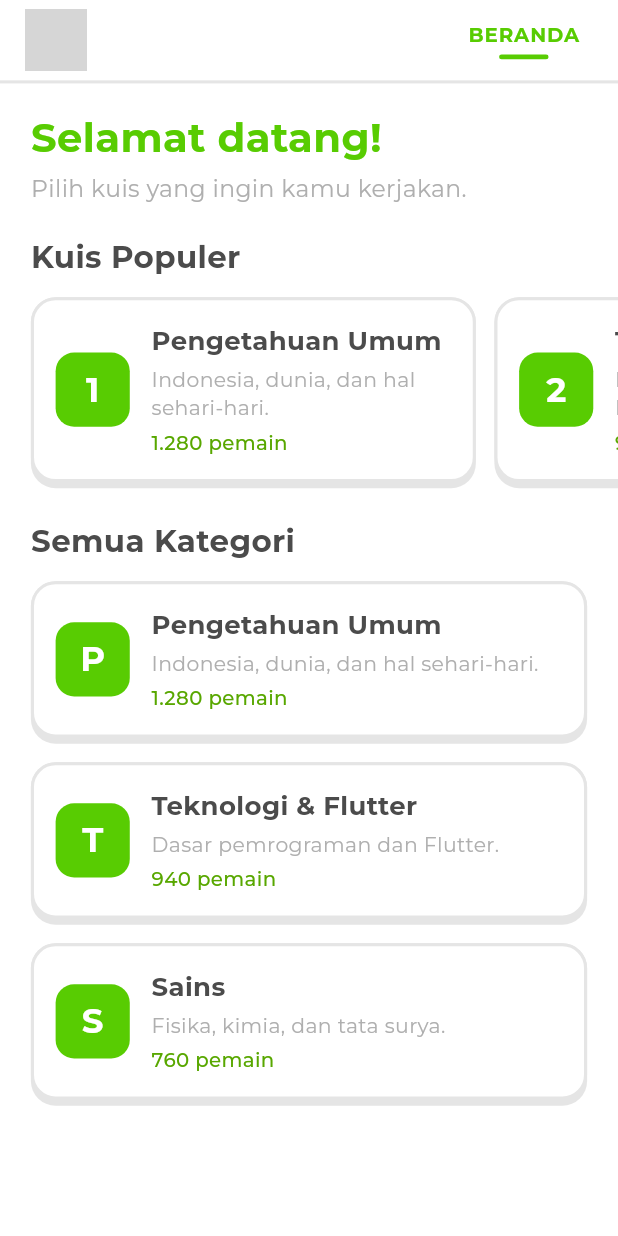
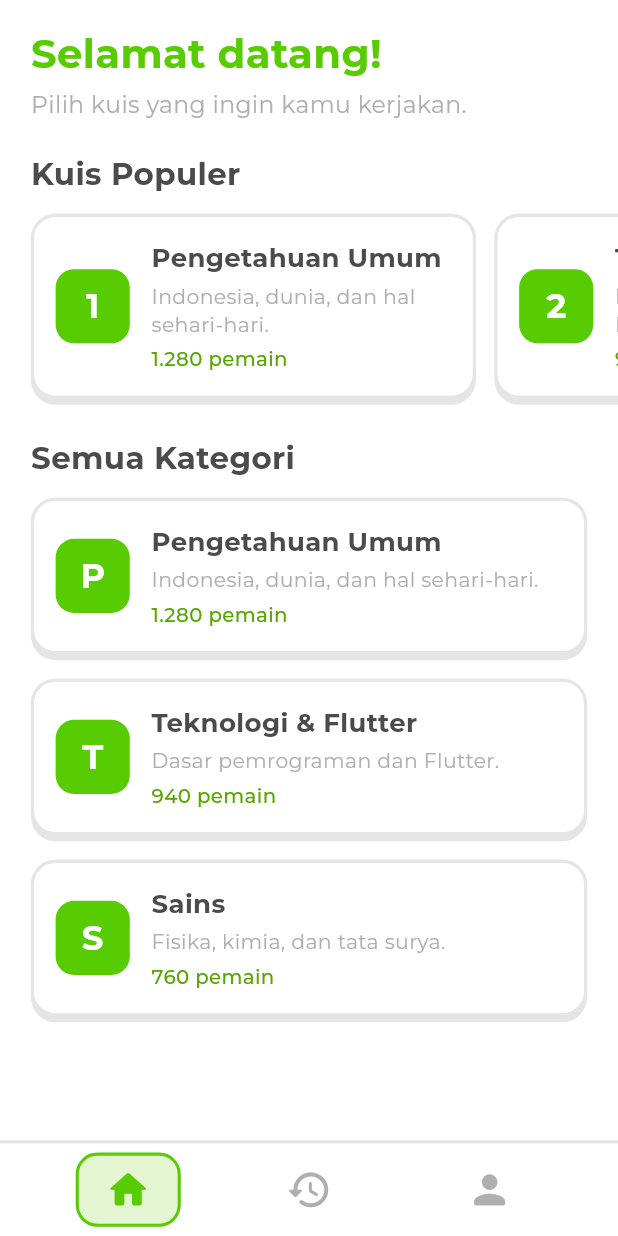
Before and after one commit to reppiw/UTSlabPMRevita, a Flutter app: the screen it shows after launch, on a phone screen of 412 x 824 dp. Run offline on Flutter 3.47's test engine with Material 3 defaults, Android fonts, the phone set to English and light mode, and no system bars; grey boxes are pictures that could not be loaded.

```diff
--- a/lib/providers/quiz_provider.dart
+++ b/lib/providers/quiz_provider.dart
@@ -129,4 +129,9 @@ class QuizProvider extends ChangeNotifier {
     );
     notifyListeners();
   }
+
+  void clearHistory() {
+    _history.clear();
+    notifyListeners();
+  }
 }
--- a/lib/screens/main_shell.dart
+++ b/lib/screens/main_shell.dart
@@ -1,5 +1,6 @@
 import 'package:flutter/material.dart';
 import '../widgets/app_navbar.dart';
+import 'history_screen.dart';
 import 'home_screen.dart';
 
 class MainShell extends StatefulWidget {
@@ -10,10 +11,15 @@ class MainShell extends StatefulWidget {
 }
 
 class _MainShellState extends State<MainShell> {
-  // Tambahkan menu di sini saat halamannya sudah dibuat.
-  static const _menus = ['Beranda'];
+  static const _labels = ['Beranda', 'Riwayat', 'Profil'];
+  static const _icons = [
+    Icons.home_rounded,
+    Icons.history_rounded,
+    Icons.person_rounded,
+  ];
   static const _pages = <Widget>[
     HomePage(),
+    HistoryPage(),
   ];
 
   int _index = 0;
@@ -21,20 +27,16 @@ class _MainShellState extends State<MainShell> {
   @override
   Widget build(BuildContext context) {
     return Scaffold(
-      body: Column(
-        children: [
-          AppNavbar(
-            items: _menus,
-            currentIndex: _index,
-            onSelected: (i) => setState(() => _index = i),
-          ),
-          Expanded(
-            child: IndexedStack(
-              index: _index,
-              children: _pages,
-            ),
-          ),
-        ],
+      // Navbar di bawah. SafeArea atas menjaga isi dari status bar.
+      body: SafeArea(
+        bottom: false,
+        child: IndexedStack(index: _index, children: _pages),
+      ),
+      bottomNavigationBar: AppNavbar(
+        icons: _icons,
+        labels: _labels,
+        currentIndex: _index,
+        onSelected: (i) => setState(() => _index = i),
       ),
     );
   }
--- a/lib/widgets/app_navbar.dart
+++ b/lib/widgets/app_navbar.dart
@@ -4,13 +4,15 @@ import '../utils/responsive.dart';
 import 'navbar_item.dart';
 
 class AppNavbar extends StatelessWidget {
-  final List<String> items;
+  final List<IconData> icons;
+  final List<String> labels;
   final int currentIndex;
   final ValueChanged<int> onSelected;
 
   const AppNavbar({
     super.key,
-    required this.items,
+    required this.icons,
+    required this.labels,
     required this.currentIndex,
     required this.onSelected,
   });
@@ -18,64 +20,30 @@ class AppNavbar extends StatelessWidget {
   @override
   Widget build(BuildContext context) {
     final r = Responsive(context);
-    final logoSize = r.sp(10);
 
     return Container(
       width: double.infinity,
       decoration: BoxDecoration(
         color: AppColors.surface,
         border: Border(
-          bottom: BorderSide(color: AppColors.border, width: r.sp(0.5)),
+          top: BorderSide(color: AppColors.border, width: r.sp(0.5)),
         ),
       ),
-      // SafeArea di dalam Container supaya area status bar ikut berwarna.
+      // SafeArea di dalam Container agar area gesture bar ikut berwarna.
       child: SafeArea(
-        bottom: false,
+        top: false,
         child: Padding(
-          padding: EdgeInsets.symmetric(
-            horizontal: r.w(4),
-            vertical: r.sp(1.5),
-          ),
+          padding: EdgeInsets.symmetric(vertical: r.sp(1.5)),
           child: Row(
+            mainAxisAlignment: MainAxisAlignment.spaceEvenly,
             children: [
-              Image.asset(
-                'assets/images/quiz_logo.png',
-                height: logoSize,
-                width: logoSize,
-                fit: BoxFit.contain,
-                errorBuilder: (_, __, ___) =>
-                    SizedBox(height: logoSize, width: logoSize),
-              ),
-              if (r.isLandscape) ...[
-                SizedBox(width: r.w(1.5)),
-                Text(
-                  'KuisKu',
-                  style: TextStyle(
-                    fontSize: r.sp(4.5),
-                    fontWeight: FontWeight.w700,
-                    color: AppColors.primary,
-                  ),
+              for (int i = 0; i < icons.length; i++)
+                NavbarItem(
+                  icon: icons[i],
+                  label: labels[i],
+                  isActive: i == currentIndex,
+                  onTap: () => onSelected(i),
                 ),
-              ],
-              Expanded(
-                child: Align(
-                  alignment: Alignment.centerRight,
-                  child: FittedBox(
-                    fit: BoxFit.scaleDown,
-                    child: Row(
-                      mainAxisSize: MainAxisSize.min,
-                      children: [
-                        for (int i = 0; i < items.length; i++)
-                          NavbarItem(
-                            label: items[i],
-                            isActive: i == currentIndex,
-                            onTap: () => onSelected(i),
-                          ),
-                      ],
-                    ),
-                  ),
-                ),
-              ),
             ],
           ),
         ),
--- a/lib/widgets/navbar_item.dart
+++ b/lib/widgets/navbar_item.dart
@@ -3,12 +3,14 @@ import '../utils/app_colors.dart';
 import '../utils/responsive.dart';
 
 class NavbarItem extends StatelessWidget {
+  final IconData icon;
   final String label;
   final bool isActive;
   final VoidCallback onTap;
 
   const NavbarItem({
     super.key,
+    required this.icon,
     required this.label,
     required this.isActive,
     required this.onTap,
@@ -17,38 +19,33 @@ class NavbarItem extends StatelessWidget {
   @override
   Widget build(BuildContext context) {
     final r = Responsive(context);
+    final radius = BorderRadius.circular(r.sp(3.5));
 
-    return InkWell(
-      onTap: onTap,
-      borderRadius: BorderRadius.circular(r.sp(2)),
-      child: Padding(
-        padding: EdgeInsets.symmetric(
-          horizontal: r.sp(2.2),
-          vertical: r.sp(1.5),
-        ),
-        child: Column(
-          mainAxisSize: MainAxisSize.min,
-          children: [
-            Text(
-              label.toUpperCase(),
-              style: TextStyle(
-                fontSize: r.sp(3.2),
-                fontWeight: FontWeight.w700,
-                letterSpacing: r.sp(0.15),
-                color: isActive ? AppColors.primary : AppColors.textMuted,
-              ),
+    return Semantics(
+      label: label,
+      button: true,
+      selected: isActive,
+      child: InkWell(
+        onTap: onTap,
+        borderRadius: radius,
+        child: AnimatedContainer(
+          duration: const Duration(milliseconds: 200),
+          height: r.sp(12),
+          width: r.sp(17),
+          alignment: Alignment.center,
+          decoration: BoxDecoration(
+            color: isActive ? AppColors.selectedFill : Colors.transparent,
+            borderRadius: radius,
+            border: Border.all(
+              color: isActive ? AppColors.primary : Colors.transparent,
+              width: r.sp(0.5),
             ),
-            SizedBox(height: r.sp(0.8)),
-            AnimatedContainer(
-              duration: const Duration(milliseconds: 200),
-              height: r.sp(0.8),
-              width: isActive ? r.sp(8) : 0,
-              decoration: BoxDecoration(
-                color: AppColors.primary,
-                borderRadius: BorderRadius.circular(r.sp(1)),
-              ),
-            ),
-          ],
+          ),
+          child: Icon(
+            icon,
+            size: r.sp(7.5),
+            color: isActive ? AppColors.primary : AppColors.textMuted,
+          ),
         ),
       ),
     );
```
Also changed, not shown: lib/screens/history_screen.dart (added, +48 -0 lines), lib/widgets/history_tile.dart (added, +101 -0 lines).
